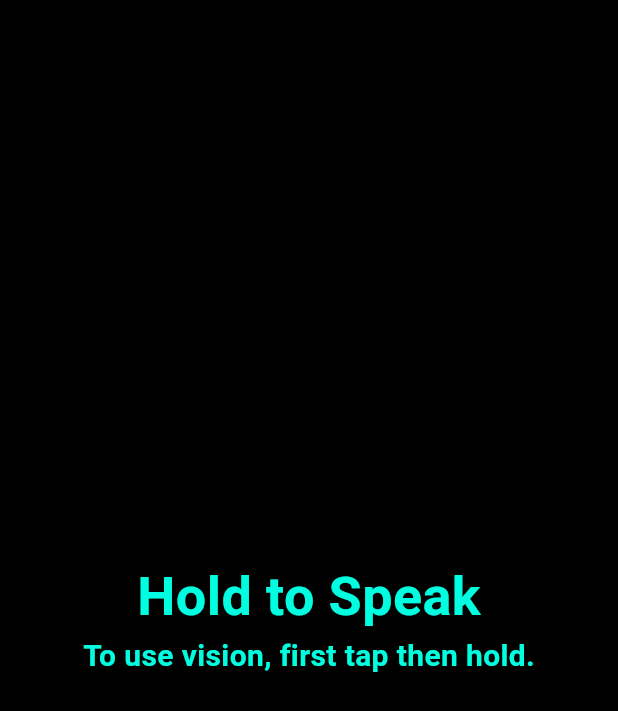
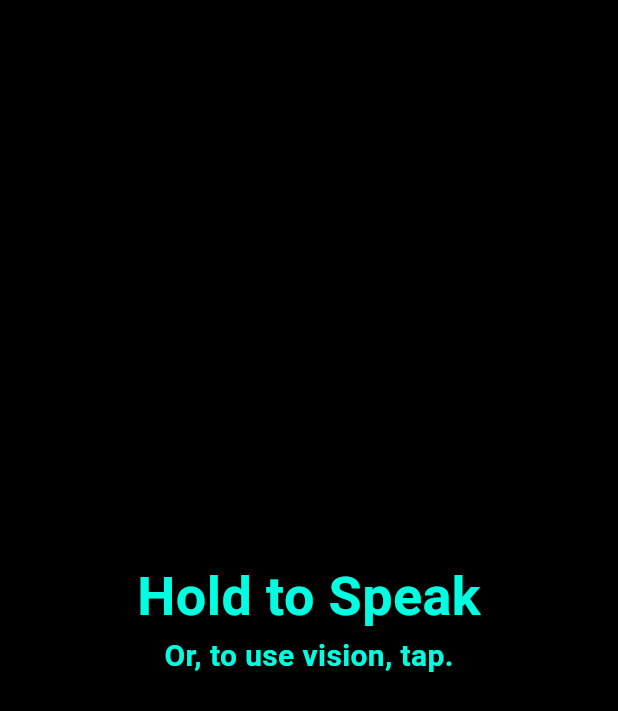
Before and after one commit to MaxMaeder/AI-Pin-Hacks, a Flutter app: the screen it shows after launch, on a phone screen of 412 x 824 dp. Shown: the top 711 px of the screen. Run offline on Flutter 3.47's test engine with Material 3 defaults, Android fonts, the phone set to English and light mode, and no system bars; our stand-ins replace audioplayers, camera, flutter_riverpod, flutter_secure_storage; missing offline and left inert: record; Roboto replaces fonts that are missing (HumaneFont).

Commit message:
More clean up

```diff
--- a/davis_client/lib/main.dart
+++ b/davis_client/lib/main.dart
@@ -1,6 +1,6 @@
 import 'package:flutter/material.dart';
 import 'package:flutter_riverpod/flutter_riverpod.dart';
-import 'screens/speech_screen.dart';
+import 'screens/assistant_screen.dart';
 
 void main() {
   runApp(const ProviderScope(child: MyApp()));
@@ -14,8 +14,8 @@ class MyApp extends StatelessWidget {
     return MaterialApp(
       debugShowCheckedModeBanner: false,
       title: "Davis Client",
-      theme: ThemeData(fontFamily: 'HumaneFont'),
-      home: SpeechScreen(),
+      theme: ThemeData(fontFamily: "HumaneFont"),
+      home: AssistantScreen(),
     );
   }
 }
--- a/davis_client/lib/models/completion_state.dart
+++ b/davis_client/lib/models/completion_state.dart
@@ -1,11 +1 @@
-enum CompletionState {
-  idle("Hold to Speak", "To use vision, first tap then hold."),
-  listening("Listening..."),
-  thinking("Thinking..."),
-  responding("Responding...", "Tap to cancel.");
-
-  final String message;
-  final String? details;
-
-  const CompletionState(this.message, [this.details]);
-}
+enum CompletionState { idle, listening, thinking, responding }
--- a/davis_client/lib/providers/assistant_provider.dart
+++ b/davis_client/lib/providers/assistant_provider.dart
@@ -22,7 +22,11 @@ class AssistantStateNotifier extends StateNotifier<AssistantState> {
   void capturePhoto() {
     if (state.completionState != CompletionState.idle) return;
 
-    ref.read(cameraStateProvider.notifier).capturePhoto();
+    try {
+      ref.read(cameraStateProvider.notifier).capturePhoto();
+    } catch (e) {
+      state = state.copyWith(errorMessage: "Error capturing photo: $e");
+    }
   }
 
   Future<void> startRecording() async {
--- a/davis_client/lib/providers/camera_provider.dart
+++ b/davis_client/lib/providers/camera_provider.dart
@@ -36,7 +36,6 @@ class CameraStateNotifier extends StateNotifier<CameraState> {
   Future<void> capturePhoto() async {
     if (!_isInitialized || _controller == null) return;
 
-    try {
     state = state.copyWithoutImg().copyWith(isPreviewDisplayed: true);
     await Future.delayed(Duration(milliseconds: 500));
 
@@ -45,13 +44,10 @@ class CameraStateNotifier extends StateNotifier<CameraState> {
 
     await Future.delayed(Duration(seconds: 1));
     state = state.copyWith(isPreviewDisplayed: false);
-    } catch (e) {
-      print("Error capturing photo: $e");
-    }
   }
 
   void discardPhoto() {
-    state = state.copyWith(capturedImage: null);
+    state = state.copyWithoutImg();
   }
 
   Future<void> disposeCamera() async {
--- a/davis_client/lib/screens/speech_screen.dart
+++ b/davis_client/lib/screens/assistant_screen.dart
@@ -1,13 +1,13 @@
 import 'package:davis_client/models/completion_state.dart';
 import 'package:davis_client/widgets/camera_preview.dart';
+import 'package:davis_client/widgets/completion_status.dart';
 import 'package:davis_client/widgets/error_snackbar.dart';
-import 'package:davis_client/widgets/status_text.dart';
 import 'package:flutter/material.dart';
 import 'package:flutter_riverpod/flutter_riverpod.dart';
 import '../providers/assistant_provider.dart';
 
-class SpeechScreen extends ConsumerWidget {
-  const SpeechScreen({super.key});
+class AssistantScreen extends ConsumerWidget {
+  const AssistantScreen({super.key});
 
   @override
   Widget build(BuildContext context, WidgetRef ref) {
@@ -39,13 +39,7 @@ class SpeechScreen extends ConsumerWidget {
         child: Center(
           child: Stack(
             alignment: Alignment.center,
-            children: [
-              StatusText(
-                message: state.completionState.message,
-                details: state.completionState.details,
-              ),
-              VisionCameraPreview(),
-            ],
+            children: [CompletionStatus(), VisionCameraPreview()],
           ),
         ),
       ),
--- a/davis_client/lib/widgets/completion_status.dart
+++ b/davis_client/lib/widgets/completion_status.dart
@@ -0,0 +1,46 @@
+import 'package:davis_client/models/completion_state.dart';
+import 'package:davis_client/providers/assistant_provider.dart';
+import 'package:davis_client/providers/camera_provider.dart';
+import 'package:davis_client/widgets/status_text.dart';
+import 'package:flutter/material.dart';
+import 'package:flutter_riverpod/flutter_riverpod.dart';
+
+class CompletionStatus extends ConsumerWidget {
+  const CompletionStatus({super.key});
+
+  @override
+  Widget build(BuildContext context, WidgetRef ref) {
+    final assistantState = ref.watch(assistantStateProvider);
+    final cameraState = ref.watch(cameraStateProvider);
+
+    _CompletionStatusText statusText;
+    switch (assistantState.completionState) {
+      case CompletionState.idle:
+        statusText = _CompletionStatusText(
+          message: "Hold to Speak",
+          details:
+              cameraState.capturedImage != null
+                  ? "Image captured; vision in use."
+                  : "Or, to use vision, tap.",
+        );
+      case CompletionState.listening:
+        statusText = _CompletionStatusText(message: "Listening...");
+      case CompletionState.thinking:
+        statusText = _CompletionStatusText(message: "Thinking...");
+      case CompletionState.responding:
+        statusText = _CompletionStatusText(
+          message: "Responding...",
+          details: "Tap to cancel.",
+        );
+    }
+
+    return StatusText(message: statusText.message, details: statusText.details);
+  }
+}
+
+class _CompletionStatusText {
+  final String message;
+  final String? details;
+
+  _CompletionStatusText({required this.message, this.details});
+}
```
Lines whose indentation alone changed are shown as unchanged.
